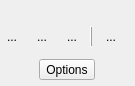
Old version of the form src/widgets/geometrywidget_ui.ui in the repository KDE/kdenlive.
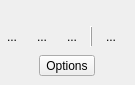
New version of the form.

Diff of the .ui file:
```diff
--- a/src/widgets/geometrywidget_ui.ui
+++ b/src/widgets/geometrywidget_ui.ui
@@ -7,16 +7,16 @@
     <x>0</x>
     <y>0</y>
     <width>129</width>
-    <height>86</height>
+    <height>85</height>
    </rect>
   </property>
   <layout class="QGridLayout" name="gridLayout_3">
-   <property name="horizontalSpacing">
-    <number>0</number>
-   </property>
    <property name="margin">
     <number>0</number>
    </property>
+   <property name="spacing">
+    <number>0</number>
+   </property>
    <item row="0" column="0">
     <widget class="QWidget" name="widgetTimeWrapper" native="true">
      <layout class="QGridLayout" name="gridLayout_4">
@@ -129,13 +129,13 @@
       <property name="margin">
        <number>0</number>
       </property>
-      <item row="0" column="0" colspan="5">
-       <layout class="QHBoxLayout" name="horizontalLayout"/>
+      <item row="0" column="0" colspan="2">
+       <layout class="QGridLayout" name="horizontalLayout"/>
       </item>
-      <item row="2" column="0" colspan="5">
+      <item row="2" column="0" colspan="2">
        <layout class="QHBoxLayout" name="horizontalLayout3"/>
       </item>
-      <item row="1" column="0" colspan="5">
+      <item row="1" column="0" colspan="2">
        <layout class="QHBoxLayout" name="horizontalLayout2">
         <property name="leftMargin">
          <number>0</number>
```
